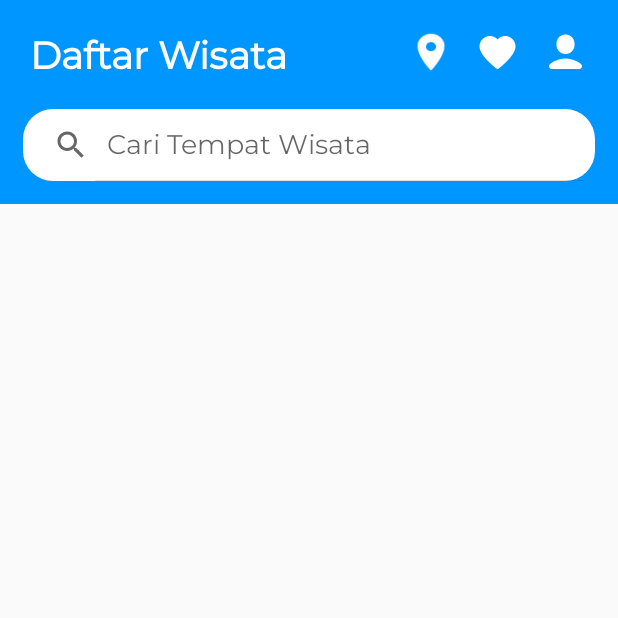
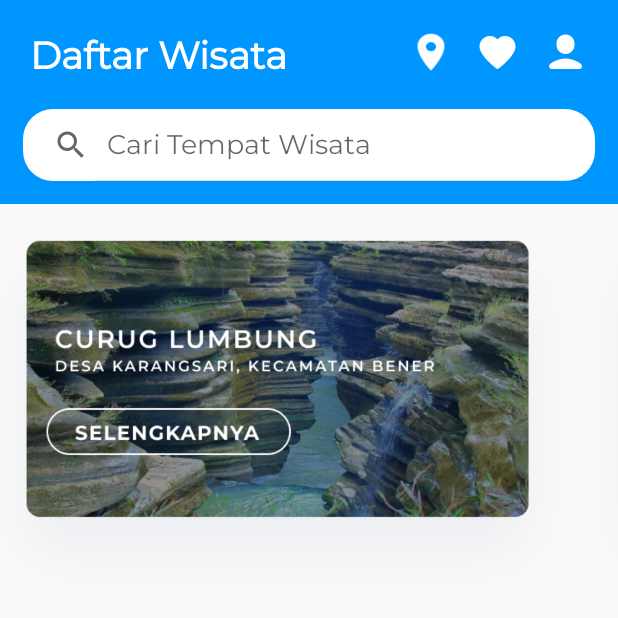
Before and after one commit to sakanusiw/TravelPurworejo, an Android app: the screen it shows after launch (HomeActivity), on a phone screen of 412 x 824 dp, the top half of it. Run offline under Robolectric (Android 15) with nearby library versions, the phone set to English and light mode, and no system bars.

Commit message:
added Scroll View (Still troubling)

```diff
--- a/app/src/main/res/layout/activity_home.xml
+++ b/app/src/main/res/layout/activity_home.xml
@@ -10,6 +10,7 @@
     <!-- Auto layout, variables, and unit scale are not yet supported -->
     <LinearLayout
         android:id="@+id/navBar"
+        android:layout_marginBottom="10dp"
         android:layout_width="match_parent"
         android:layout_height="wrap_content"
         android:layout_alignParentStart="true"
@@ -18,7 +19,8 @@
         android:orientation="vertical"
         app:layout_constraintEnd_toEndOf="parent"
         app:layout_constraintStart_toStartOf="parent"
-        app:layout_constraintTop_toTopOf="parent">
+        app:layout_constraintTop_toTopOf="parent"
+        app:layout_constraintBottom_toTopOf="@+id/scrollView">
 
         <LinearLayout
             android:id="@+id/navBar1"
@@ -79,4 +81,36 @@
             android:queryHint="Cari Tempat Wisata" />
     </LinearLayout>
 
+    <ScrollView
+        android:id="@+id/scrollView"
+        android:layout_width="wrap_content"
+        android:layout_height="wrap_content"
+        android:fillViewport="true"
+        android:paddingRight="-10dp"
+        android:paddingBottom="-25dp"
+        app:layout_constraintTop_toBottomOf="@id/navBar"
+        app:layout_constraintStart_toStartOf="parent"
+        app:layout_constraintEnd_toEndOf="parent">
+
+        <LinearLayout
+            android:layout_width="match_parent"
+            android:layout_height="wrap_content"
+            android:orientation="horizontal">
+
+            <ImageButton
+                android:id="@+id/curugLumbung"
+                android:layout_width="400dp"
+                android:layout_height="280dp"
+                android:background="@drawable/curug_lumbung"/>
+
+            <ImageButton
+                android:id="@+id/curugLumbung1"
+                android:layout_width="400dp"
+                android:layout_height="280dp"
+                android:background="@drawable/curug_lumbung"/>
+
+
+        </LinearLayout>
+    </ScrollView>
+
 </androidx.constraintlayout.widget.ConstraintLayout>
```
Also changed, not shown: app/src/main/res/drawable/curug_lumbung.png (added).
